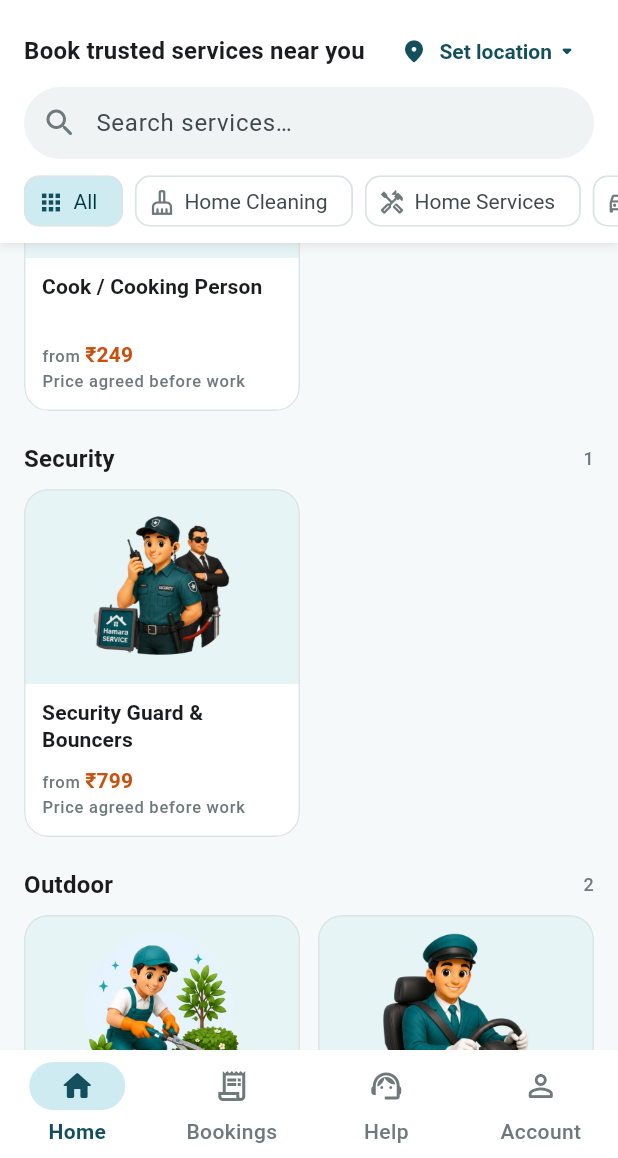
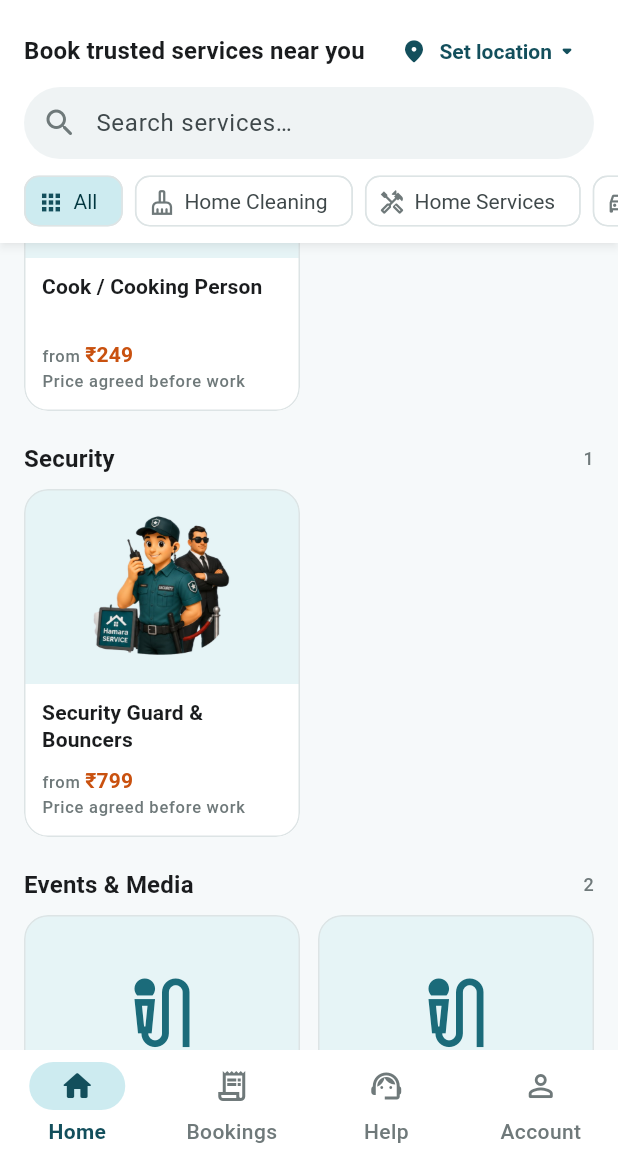
Before and after one commit to srisomesh-ai/hamaraservice-customer, a Flutter app: the screen it shows after launch, scrolled down 2880 dp, on a phone screen of 412 x 824 dp, the part 78-1236 px from its top. Run offline on Flutter 3.47's test engine with Material 3 defaults, Android fonts, the phone set to English and light mode, and no system bars; our stand-ins replace audioplayers, firebase_auth, firebase_core, firebase_messaging, flutter_local_notifications, flutter_map and 5 more; missing offline and left inert: razorpay_flutter; accounts and stored records are empty; network calls fail.

Commit message:
Events & Media: Anchor / Emcee and Influencer Promotion
- New services SVC035 and SVC036 with their options and job questions,
  shown under a new Events & Media category.
- Quote card shows the partner's Instagram / YouTube links and follower
  count (tap to open).
- Services without a photo fall back to the category icon (the tile icon
  crashed on an unbounded size).

Co-Authored-By: Claude Opus 5.5 <noreply@anthropic.com>
Claude-Session: https://claude.ai/code/session_01TsavDHeKhCsbdN8rPuSeEj

```diff
--- a/lib/services/hs_catalog.dart
+++ b/lib/services/hs_catalog.dart
@@ -440,6 +440,33 @@ class HSCatalog {
       ]),
     ]),
 
+    // ── SVC035 Anchor / Emcee ─────────────────────────────────────
+    HSService(id:'SVC035', name:'Anchor / Emcee', icon:'🎙️', cat:'Events & Media', basePrice:2999, groups:[
+      HSGroup(key:'event', title:'Event Type', style:'bhk', items:[
+        HSOption(key:'wedding',   ico:'💍', name:'Wedding / Sangeet',    price:0),
+        HSOption(key:'birthday',  ico:'🎂', name:'Birthday Party',       price:0),
+        HSOption(key:'opening',   ico:'🏬', name:'Shop / Store Opening', price:0),
+        HSOption(key:'college',   ico:'🎓', name:'College Fest',         price:0),
+        HSOption(key:'corporate', ico:'🏢', name:'Corporate Event',      price:0),
+        HSOption(key:'other',     ico:'🎉', name:'Other Event',          price:0),
+      ]),
+      HSGroup(key:'duration', title:'Duration', style:'task', items:[
+        HSOption(key:'h4',      ico:'🕓', name:'Up to 4 hours (instead of 2)', price:0),
+        HSOption(key:'fullday', ico:'☀️', name:'Full day',                     price:0),
+      ]),
+    ]),
+
+    // ── SVC036 Influencer Promotion ───────────────────────────────
+    HSService(id:'SVC036', name:'Influencer Promotion', icon:'📱', cat:'Events & Media', basePrice:999, groups:[
+      HSGroup(key:'content', title:'What to post', style:'task', items:[
+        HSOption(key:'reel',    ico:'🎬', name:'Instagram Reel',              price:0),
+        HSOption(key:'story',   ico:'📸', name:'Instagram Stories (set of 3)', price:0),
+        HSOption(key:'ytshort', ico:'▶️', name:'YouTube Short',               price:0),
+        HSOption(key:'fbpost',  ico:'👍', name:'Facebook post',               price:0),
+        HSOption(key:'ytvideo', ico:'🎥', name:'YouTube video',               price:0),
+      ]),
+    ]),
+
     // ── SVC032 Gardener ────────────────────────────────────────────
     HSService(id:'SVC032', name:'Gardener', icon:'🌱', cat:'Outdoor', basePrice:299, groups:[
       HSGroup(key:'visit', title:'Visit / Call-out Price', style:'bhk', items:[
--- a/lib/utils/service_visuals.dart
+++ b/lib/utils/service_visuals.dart
@@ -46,6 +46,7 @@ class ServiceVisuals {
     'Pest Control',
     'Cooking',
     'Security',
+    'Events & Media',
     'Outdoor',
     'Beauty & Wellness',
     'Health Services',
@@ -59,6 +60,7 @@ class ServiceVisuals {
     'Pest Control': Icons.pest_control_outlined,
     'Cooking': Icons.soup_kitchen_outlined,
     'Security': Icons.security_outlined,
+    'Events & Media': Icons.mic_external_on_outlined,
     'Outdoor': Icons.yard_outlined,
     'Beauty & Wellness': Icons.spa_outlined,
     'Health Services': Icons.medical_services_outlined,
--- a/lib/widgets/common.dart
+++ b/lib/widgets/common.dart
@@ -18,8 +18,11 @@ class ServiceImage extends StatelessWidget {
   Widget build(BuildContext context) {
     final img = ServiceVisuals.image(svcId);
     final cat = HSCatalog.getById(svcId)?.cat ?? '';
-    final fallback = Icon(ServiceVisuals.categoryIcons[cat] ?? Icons.home_repair_service_outlined,
-        color: AppColors.teal, size: size * 0.5);
+    // Half the tile; tiles that fill their cell pass size: double.infinity.
+    final fallback = LayoutBuilder(
+        builder: (_, c) => Icon(ServiceVisuals.categoryIcons[cat] ?? Icons.home_repair_service_outlined,
+            color: AppColors.teal,
+            size: (size.isFinite ? size : c.biggest.shortestSide.isFinite ? c.biggest.shortestSide : 48) * 0.5));
     return Container(
       width: size,
       height: size,
```
Also changed, not shown: lib/screens/booking/booking_status_screen.dart (+24 -0 lines), lib/screens/services/service_screen.dart (+7 -0 lines), lib/services/job_questions.dart (+13 -0 lines), 3 other files.
